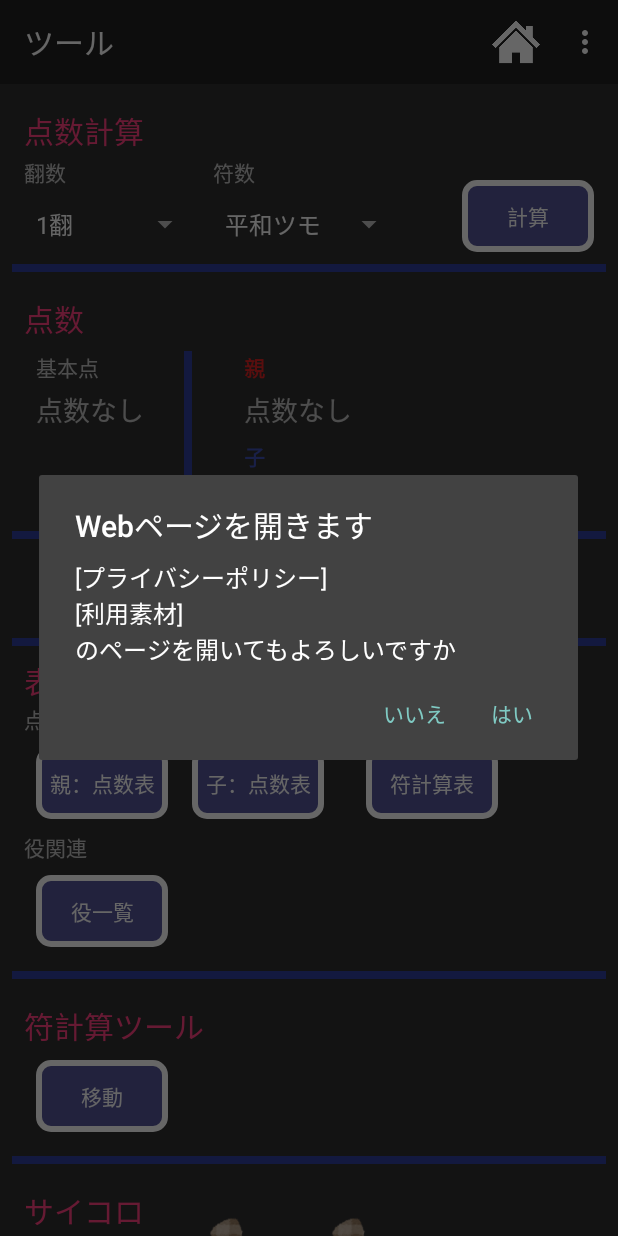
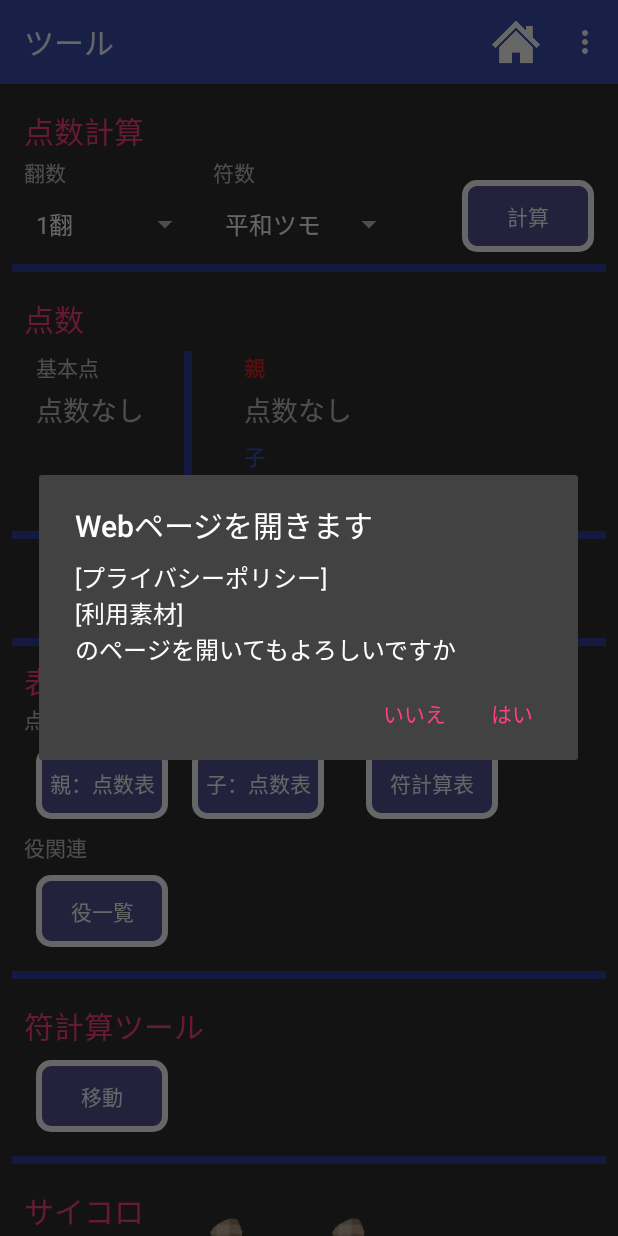
Before and after one commit to Bluewind12/Mahjongg_App, an Android app: the ToolsActivity screen opened directly, with no data from a screen before it, in the options menu, after a tap on "プライバシーポリシー", on a phone screen of 412 x 824 dp. Run offline under Robolectric (Android 15) with nearby library versions, the phone set to English and light mode, and no system bars; libraries missing offline, so code that uses them is left out: net.nend.android; plain views replace NendAdView.

Commit message:
スワイプでのテーマ変更機能の追加

```diff
--- a/app/src/main/java/momonyan/mahjongg_tools/TableOutputActivity.kt
+++ b/app/src/main/java/momonyan/mahjongg_tools/TableOutputActivity.kt
@@ -1,5 +1,6 @@
 package momonyan.mahjongg_tools
 
+import android.content.Context
 import android.os.Bundle
 import android.support.v7.app.AppCompatActivity
 import android.widget.ImageButton
@@ -7,6 +8,13 @@ import android.widget.ImageButton
 class TableOutputActivity : AppCompatActivity() {
     private lateinit var imageView: ImageButton
     override fun onCreate(savedInstanceState: Bundle?) {
+        val dataStore = getSharedPreferences("MainData", Context.MODE_PRIVATE)
+        when (dataStore.getString("Theme", "Dark")) {
+            "Dark" -> setTheme(R.style.DarkTheme)
+            "Light" -> setTheme(R.style.LightTheme)
+            "Mat" -> setTheme(R.style.MatTheme)
+            else -> error(2)
+        }
         super.onCreate(savedInstanceState)
         setContentView(R.layout.table_view)
         imageView = findViewById(R.id.imageViewOutput)
--- a/app/src/main/java/momonyan/mahjongg_tools/ToolsActivity.kt
+++ b/app/src/main/java/momonyan/mahjongg_tools/ToolsActivity.kt
@@ -1,5 +1,6 @@
 package momonyan.mahjongg_tools
 
+import android.content.Context
 import android.content.Intent
 import android.media.AudioAttributes
 import android.media.SoundPool
@@ -40,6 +41,14 @@ class ToolsActivity : AppCompatActivity() {
     private var sound = 0
 
     override fun onCreate(savedInstanceState : Bundle?) {
+        val dataStore = getSharedPreferences("MainData", Context.MODE_PRIVATE)
+        when (dataStore.getString("Theme", "Dark")) {
+            "Dark" -> setTheme(R.style.DarkThemeAction)
+            "Light" -> setTheme(R.style.LightThemeAction)
+            "Mat" -> setTheme(R.style.MatThemeAction)
+            else -> error(2)
+        }
+
         super.onCreate(savedInstanceState)
         setContentView(R.layout.point_tools)
         //初期化
--- a/app/src/main/res/layout/theme_change.xml
+++ /dev/null
@@ -1,6 +0,0 @@
-<?xml version="1.0" encoding="utf-8"?>
-<android.support.constraint.ConstraintLayout
-	xmlns:android="http://schemas.android.com/apk/res/android" android:layout_width="match_parent"
-	android:layout_height="match_parent">
-
-</android.support.constraint.ConstraintLayout>
```
Also changed, not shown: app/src/main/java/momonyan/mahjongg_tools/MainActivity.kt (+44 -1 lines), app/src/main/java/momonyan/mahjongg_tools/MarkToolActivity.kt (+9 -0 lines).
